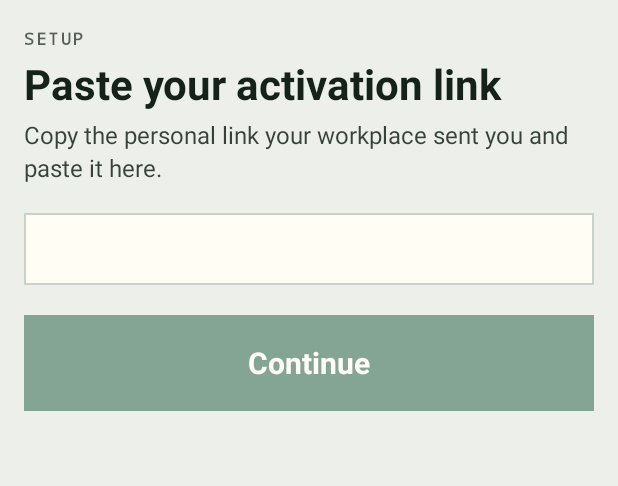
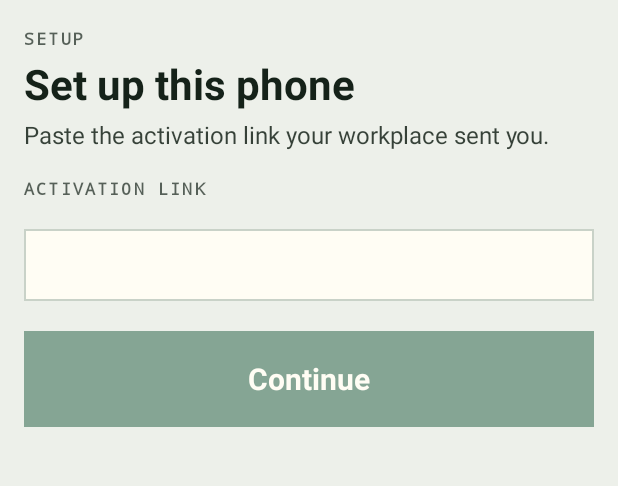
Before and after one commit to atknatk/tappa, an Android app built with Jetpack Compose: the screen it shows after launch (MainActivity), on a phone screen of 412 x 824 dp, the part 56-542 px from its top. Run offline under Robolectric (Android 15) with nearby library versions, the phone set to English and light mode, and no system bars; pictures from the network do not load.

Commit message:
fix(android): take the activation copy from the iOS list
Every activation line that means the same on both platforms is now the
iOS app's text, character for character (ActivationCopy.swift at
ef82bc3d): the code screen's title, body and field label, the inline
"That isn't an activation link" under a paste that is neither this
server's link nor a code, "Can't reach Taptime", the too-many, server
and not-ready hints that no longer send the person back to a link that
opens the browser, and "You can close the app." The README lists what
still differs and why.

Co-Authored-By: Claude Opus 5.5 <noreply@anthropic.com>

```diff
--- a/mobile/android/app/src/main/kotlin/mt/taptime/app/MainActivity.kt
+++ b/mobile/android/app/src/main/kotlin/mt/taptime/app/MainActivity.kt
@@ -56,7 +56,7 @@ import mt.taptime.app.wire.ServerClock
 class MainActivity : ComponentActivity() {
     private sealed interface Screen {
         data object Loading : Screen
-        data class Code(val problem: Problem?, val busy: Boolean = false) : Screen
+        data class Code(val problem: Problem?, val busy: Boolean = false, val notALink: Boolean = false) : Screen
         data class Welcome(
             val code: String, val facts: LookupReply,
             val problem: Problem? = null, val busy: Boolean = false, val terms: Boolean = false,
@@ -115,7 +115,7 @@ class MainActivity : ComponentActivity() {
     private fun Render() {
         when (val s = screen) {
             Screen.Loading -> LoadingScreen()
-            is Screen.Code -> CodeScreen(s.problem, s.busy, ::submitCode)
+            is Screen.Code -> CodeScreen(s.problem, s.notALink, s.busy, ::submitCode)
             is Screen.Welcome -> if (s.terms) {
                 BackHandler { screen = s.copy(terms = false) }
                 TermsSheet(s.facts.businessName, { open("/legal/privacy") }, { open("/legal/terms") }) {
@@ -145,7 +145,7 @@ class MainActivity : ComponentActivity() {
     private fun submitCode(pasted: String) {
         val code = InviteCode.from(pasted, BuildConfig.BASE_URL)
         if (code == null) {
-            screen = Screen.Code(Problem.BAD_LINK)
+            screen = Screen.Code(null, notALink = true)
             return
         }
         screen = Screen.Code(null, busy = true)
--- a/mobile/android/app/src/main/kotlin/mt/taptime/app/ui/Screens.kt
+++ b/mobile/android/app/src/main/kotlin/mt/taptime/app/ui/Screens.kt
@@ -65,7 +65,7 @@ fun ProblemNotice(p: Problem) {
 }
 
 @Composable
-fun CodeScreen(problem: Problem?, busy: Boolean, onContinue: (String) -> Unit) {
+fun CodeScreen(problem: Problem?, notALink: Boolean, busy: Boolean, onContinue: (String) -> Unit) {
     var input by remember { mutableStateOf("") }
     Page({ header(null) }) {
         if (problem != null) ProblemNotice(problem)
@@ -74,6 +74,7 @@ fun CodeScreen(problem: Problem?, busy: Boolean, onContinue: (String) -> Unit) {
             Heading(stringResource(R.string.code_title))
             Body(stringResource(R.string.code_body))
         }
+        DocketLabel(stringResource(R.string.code_field))
         BasicTextField(
             value = input,
             onValueChange = { input = it },
@@ -81,8 +82,9 @@ fun CodeScreen(problem: Problem?, busy: Boolean, onContinue: (String) -> Unit) {
             singleLine = true,
             textStyle = TextStyle(color = Palette.Ink, fontFamily = FontFamily.Monospace, fontSize = 14.sp),
             modifier = Modifier.fillMaxWidth().heightIn(min = 48.dp).background(Palette.Paper)
-                .border(1.dp, Palette.Line).padding(horizontal = 12.dp, vertical = 14.dp),
+                .border(1.dp, if (notALink) Palette.Tomato else Palette.Line).padding(horizontal = 12.dp, vertical = 14.dp),
         )
+        if (notALink) Notice(Tone.ALERT, null, stringResource(R.string.code_not_a_link))
         PrimaryButton(stringResource(R.string.code_button), accent = null, enabled = !busy && input.isNotBlank()) {
             onContinue(input)
         }
--- a/mobile/android/app/src/main/res/values/strings.xml
+++ b/mobile/android/app/src/main/res/values/strings.xml
@@ -14,10 +14,13 @@
       in mobile/android/README.md.
     -->
 
-    <!-- APP-ONLY: the code screen. The browser has none: its link carries the code (Q40). -->
+    <!-- APP-ONLY: the code screen. The browser has none: its link carries the code (Q40). The
+         same words as the iOS app (mobile/ios/Taptime/ActivationCopy.swift, Copy.Code). -->
     <string name="code_label">Setup</string>
-    <string name="code_title">Paste your activation link</string>
-    <string name="code_body">Copy the personal link your workplace sent you and paste it here.</string>
+    <string name="code_title">Set up this phone</string>
+    <string name="code_body">Paste the activation link your workplace sent you.</string>
+    <string name="code_field">Activation link</string>
+    <string name="code_not_a_link">That isn\'t an activation link. Copy the whole link from the message your workplace sent and paste it here.</string>
     <string name="code_button">Continue</string>
 
     <!-- The wizard's progress line: "Step 1 of 3 · Welcome". -->
@@ -77,7 +80,8 @@
     <string name="tap_signs_out">Your tap signs your other phone out.</string>
     <string name="tap_shows">When the tap goes through, your phone shows “Activation complete”.</string>
     <string name="plaque_hold">Hold your phone here</string>
-    <!-- APP-ONLY: the browser cannot see the phone's NFC switch; the app reads the plaque itself. -->
+    <!-- APP-ONLY (Android): the browser cannot see the phone's NFC switch; the app reads the
+         plaque itself. iOS has no switch to name. -->
     <string name="nfc_off">Turn on NFC in your phone\'s settings, then tap the plaque.</string>
     <string name="nfc_none">This phone can\'t read the plaque, so it can\'t be set up in this app.</string>
 
@@ -89,23 +93,26 @@
     <string name="activated_notice_title">This phone is now your time clock.</string>
     <string name="activated_notice_body">To check in, tap the plaque again — that next tap counts.</string>
     <string name="activated_other_out">Your other phone has been signed out. Only this one works now.</string>
-    <string name="close_page">You can close this page.</string>
+    <string name="close_page">You can close the app.</string>
     <string name="setup_already_title">This phone is already set up</string>
     <string name="setup_signed_in_as">Signed in as %1$s</string>
     <string name="setup_already_notice">Tap a plaque to check in. There is nothing else to do here.</string>
 
-    <!-- The problem texts: activate.go's problem* constants, title / message / hint. -->
+    <!-- The problem texts: activate.go's problem* constants, title / message / hint. ADAPTED as
+         on iOS: too_many, server and not_ready no longer send the person back to "your link" (
+         the link opens the browser, not the app, Q40), and the activated screens say "close
+         the app", not "this page". -->
     <string name="p_bad_link_title">This link can\'t be used</string>
     <string name="p_bad_link_message">It may already have been used, or it may have run out of time.</string>
     <string name="p_bad_link_hint">Ask your manager for a new one — it only takes a moment.</string>
     <string name="p_too_many_title">Too many attempts</string>
     <string name="p_too_many_message">We have stopped accepting activations from here for a few minutes.</string>
-    <string name="p_too_many_hint">Wait a little and open your link again.</string>
+    <string name="p_too_many_hint">Wait a little and try again.</string>
     <string name="p_server_title">Something went wrong on our side</string>
     <string name="p_server_message">Nothing was activated and nothing was recorded against you.</string>
-    <string name="p_server_hint">Try your link again in a minute.</string>
-    <!-- APP-ONLY: no answer at all; the browser shows its own offline page instead. -->
-    <string name="p_network_title">Couldn\'t reach Taptime</string>
+    <string name="p_server_hint">Try again in a minute.</string>
+    <!-- APP-ONLY: no answer at all; the browser shows its own offline page instead. iOS's words. -->
+    <string name="p_network_title">Can\'t reach Taptime</string>
     <string name="p_network_message">Nothing was activated and nothing was recorded against you.</string>
     <string name="p_network_hint">Check your connection and try again.</string>
     <string name="p_tap_failed_title">That tap didn\'t finish setup</string>
@@ -116,7 +123,7 @@
     <string name="p_needs_touch_hint">Touch the top of your phone to the plaque to finish.</string>
     <string name="p_not_ready_title">Finish the setup steps first</string>
     <string name="p_not_ready_message">This phone hasn\'t agreed to the privacy notice yet, so the tap didn\'t activate it.</string>
-    <string name="p_not_ready_hint">Open your activation link again, go through the steps, then tap the plaque.</string>
+    <string name="p_not_ready_hint">Go through the steps again, then tap the plaque.</string>
     <string name="p_signed_out_title">This phone was signed out</string>
     <string name="p_signed_out_message">This phone is no longer signed in to Taptime, so it can\'t record time.</string>
     <string name="p_signed_out_hint">Ask your manager for a new activation link.</string>
```
Also changed, not shown: 1 other file.
